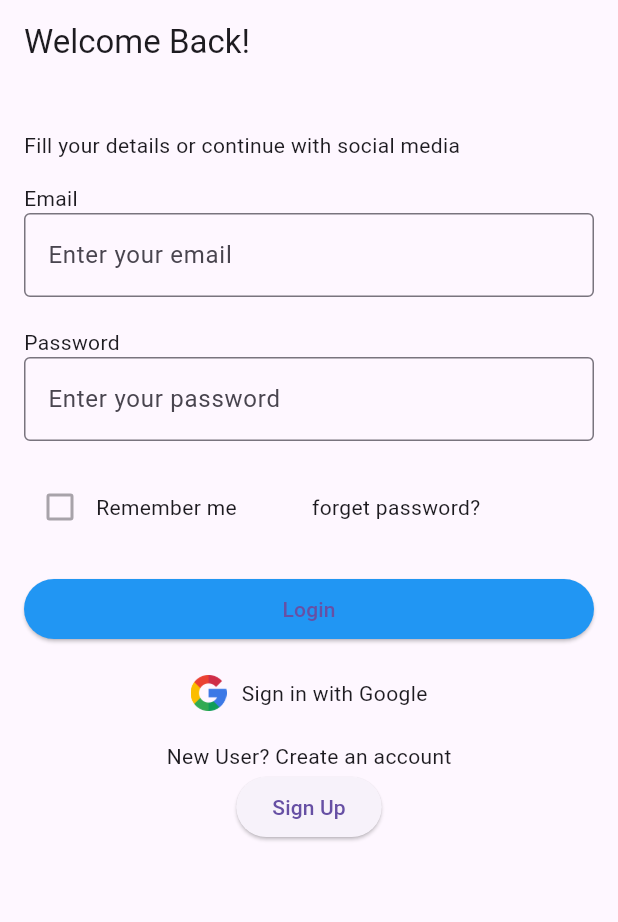
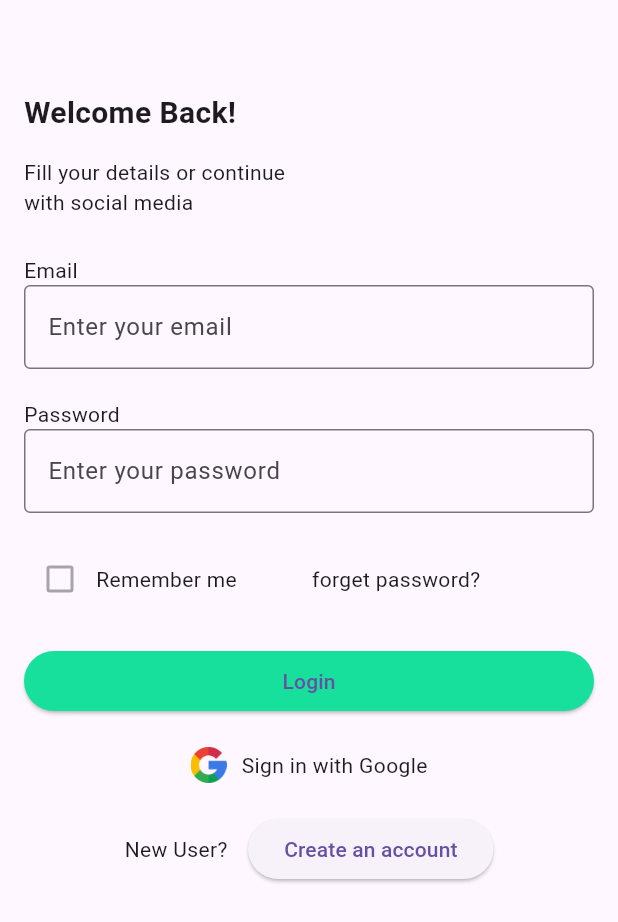
Before and after one commit to KALU56/friday_code_night, a Flutter app: the screen it shows after launch, on a phone screen of 412 x 824 dp. Shown: the top 922 px of the screen. Run offline on Flutter 3.47's test engine with Material 3 defaults, Android fonts, the light colour scheme and no system bars.

Commit message:
feat: change the ui text bold

```diff
--- a/authpage/lib/Auth/Login.dart
+++ b/authpage/lib/Auth/Login.dart
@@ -1,5 +1,5 @@
 import 'package:flutter/material.dart';
-import '../Auth//Signup.dart';
+import 'Signup.dart';
 
 class Login extends StatelessWidget {
   const Login({super.key});
@@ -7,21 +7,24 @@ class Login extends StatelessWidget {
   @override
   Widget build(BuildContext context) {
     return Scaffold(
-      appBar: AppBar(
-        title: const Text('Welcome Back!'),
 
-      ),
       body: SingleChildScrollView(
       child:Padding(
           padding: const EdgeInsets.all(16.0),
       child :Column(
         crossAxisAlignment: CrossAxisAlignment.start,
         children: [
-
+          SizedBox(height: 45,),
+          Text('Welcome Back!',
+            style: TextStyle(
+    fontWeight: FontWeight.bold,
+    fontSize: 20,
+  ),),
           SizedBox(height: 15,),
 
-          Text('Fill your details or continue with social media'),
-          SizedBox(height: 15,),
+          Text('Fill your details or continue '),
+          Text('with social media'),
+          SizedBox(height: 25,),
           Text('Email'),
           TextField(
             decoration: InputDecoration(
@@ -61,7 +64,7 @@ class Login extends StatelessWidget {
 
             onPressed: () {},
             style: ElevatedButton.styleFrom(
-              backgroundColor: Colors.blue,
+              backgroundColor: const Color.fromARGB(255, 23, 223, 156),
 
             ),
 
@@ -90,10 +93,12 @@ class Login extends StatelessWidget {
 
           SizedBox(height: 20,),
             Center(
-              child: Column(
+              child: Row(
                 mainAxisSize: MainAxisSize.min,
                 children: [
-                  Text('New User? Create an account'),
+
+                 Text('New User? '),
+                 SizedBox(width: 10,),
                   ElevatedButton(
                     onPressed: () {
                       Navigator.push(
@@ -101,8 +106,10 @@ class Login extends StatelessWidget {
                         MaterialPageRoute(builder: (context) => const Signup()),
                       );
                     },
-                    child: Text('Sign Up'),
+                    child: Text('Create an account'),
                   ),
+
+
                 ],
               ),
             )
```
Also changed, not shown: authpage/lib/Auth/Signup.dart (+31 -7 lines), 10 other files.
